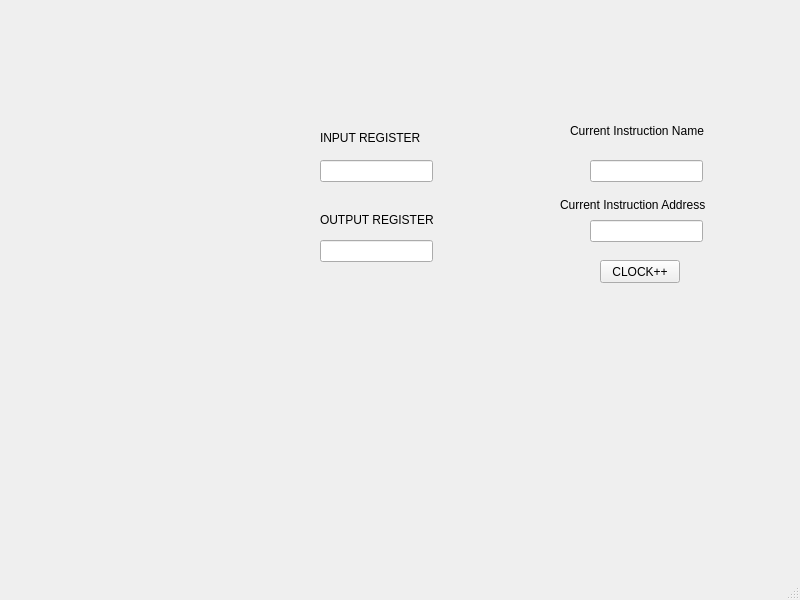
Old version of the form bin/SimpleQTEMULATOR/mainwindow.ui in the repository EmergentComplexity/SimpleEmulator.
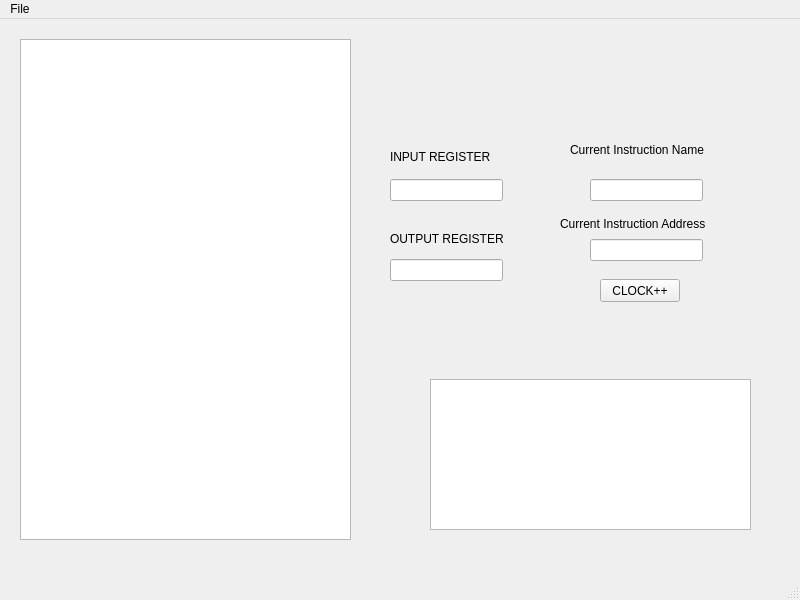
New version of the form.

Commit message:
Added file opening and layout for mnemonics
Look at the TODO on the .cpp file

```diff
--- a/bin/SimpleQTEMULATOR/mainwindow.ui
+++ b/bin/SimpleQTEMULATOR/mainwindow.ui
@@ -76,7 +76,7 @@
    <widget class="QLineEdit" name="INPUTREG">
     <property name="geometry">
      <rect>
-      <x>320</x>
+      <x>390</x>
       <y>160</y>
       <width>113</width>
       <height>22</height>
@@ -86,7 +86,7 @@
    <widget class="QLabel" name="label_3">
     <property name="geometry">
      <rect>
-      <x>320</x>
+      <x>390</x>
       <y>130</y>
       <width>131</width>
       <height>16</height>
@@ -99,7 +99,7 @@
    <widget class="QLineEdit" name="OUTPUTREG">
     <property name="geometry">
      <rect>
-      <x>320</x>
+      <x>390</x>
       <y>240</y>
       <width>113</width>
       <height>22</height>
@@ -109,7 +109,7 @@
    <widget class="QLabel" name="label_4">
     <property name="geometry">
      <rect>
-      <x>320</x>
+      <x>390</x>
       <y>210</y>
       <width>131</width>
       <height>20</height>
@@ -119,6 +119,26 @@
      <string>OUTPUT REGISTER</string>
     </property>
    </widget>
+   <widget class="QTextEdit" name="textEdit">
+    <property name="geometry">
+     <rect>
+      <x>20</x>
+      <y>20</y>
+      <width>331</width>
+      <height>501</height>
+     </rect>
+    </property>
+   </widget>
+   <widget class="QTextEdit" name="testbox">
+    <property name="geometry">
+     <rect>
+      <x>430</x>
+      <y>360</y>
+      <width>321</width>
+      <height>151</height>
+     </rect>
+    </property>
+   </widget>
   </widget>
   <widget class="QMenuBar" name="menubar">
    <property name="geometry">
@@ -126,9 +146,16 @@
      <x>0</x>
      <y>0</y>
      <width>800</width>
-     <height>24</height>
+     <height>22</height>
     </rect>
    </property>
+   <widget class="QMenu" name="menuFile">
+    <property name="title">
+     <string>File</string>
+    </property>
+    <addaction name="actionOpen"/>
+   </widget>
+   <addaction name="menuFile"/>
   </widget>
   <widget class="QStatusBar" name="statusbar"/>
  </widget>
```
Left out of the diff: 5 changed lines with no effect on the pictures. The commit also changes 2 other files.
